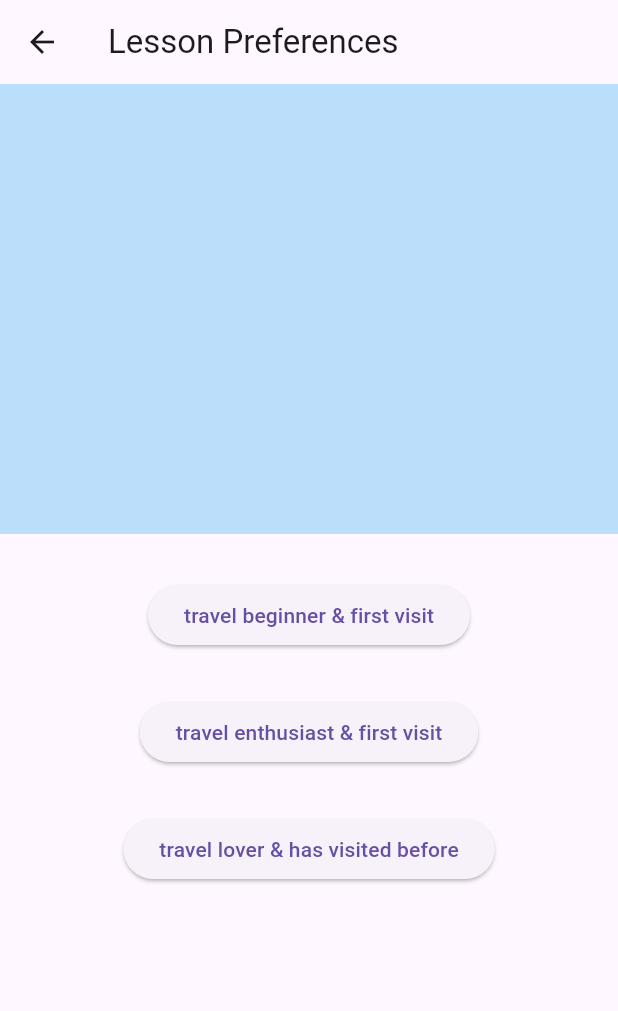
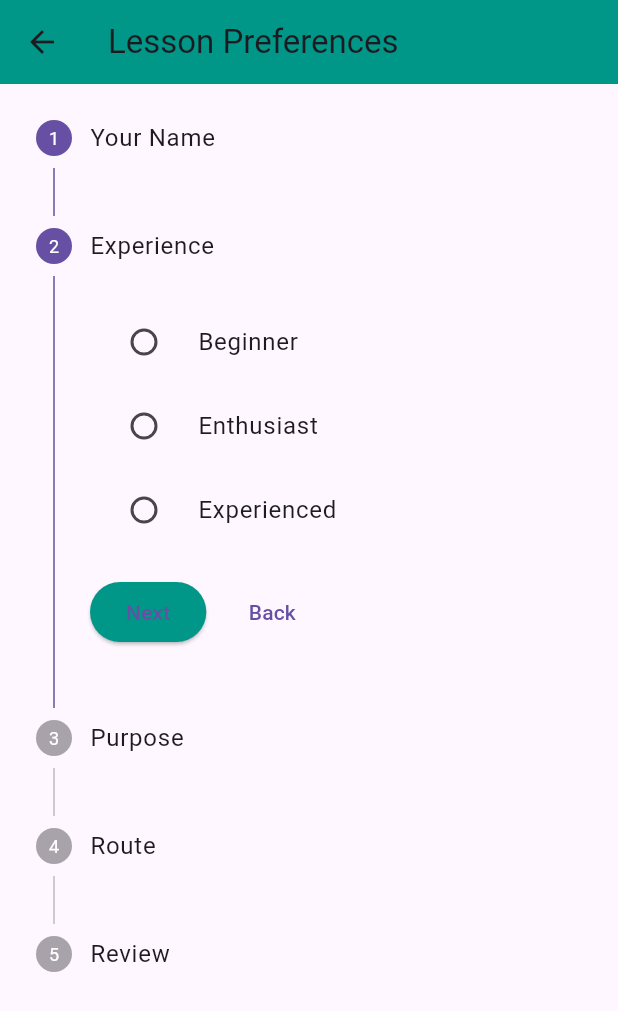
Before and after one commit to austindelic/social_outcast, a Flutter app: the LessonPreferencesScreen screen opened by its route, after a tap on "Next", on a phone screen of 412 x 824 dp. Shown: the top 1011 px of the screen. Run offline on Flutter 3.47's test engine with Material 3 defaults, Android fonts, the phone set to English and light mode, and no system bars; our stand-ins replace dio, flutter_dotenv, flutter_riverpod, shared_preferences, sqflite; missing offline and left inert: game_levels_scrolling_map, level_map; accounts and stored records are empty.

```diff
--- a/lib/screens/lesson_preferences_screen.dart
+++ b/lib/screens/lesson_preferences_screen.dart
@@ -1,10 +1,10 @@
 import 'package:flutter/material.dart';
+import 'package:flutter_riverpod/flutter_riverpod.dart';
 import 'package:social_outcast/providers/preference_provider.dart';
-import 'package:social_outcast/screens/lesson_menu_screen.dart';
 import 'package:social_outcast/utilities/database_helper.dart';
 import 'package:social_outcast/utilities/prefs_helper.dart';
-import 'package:flutter_riverpod/flutter_riverpod.dart';
-import 'package:sqflite/sqlite_api.dart';
+
+enum DifficultyLevel { easy, medium, hard }
 
 class LessonPreferencesScreen extends ConsumerStatefulWidget {
   static const String routeName = '/lesson-preferences';
@@ -15,266 +15,237 @@ class LessonPreferencesScreen extends ConsumerStatefulWidget {
       _LessonPreferencesScreenState();
 }
 
-enum DifficultyLevel { easy, medium, hard }
+class _LessonPreferencesScreenState
+    extends ConsumerState<LessonPreferencesScreen> {
+  int _currentStep = 0;
 
-class _LessonPreferencesScreenState extends ConsumerState<LessonPreferencesScreen> {
-  DifficultyLevel _selectedDifficulty = DifficultyLevel.easy;
+  // form state
+  String _name = '';
+  DifficultyLevel? _difficulty;
+  String? _purpose;
+  String? _fromCountry;
+  String? _toCountry;
 
-  String _selectedName = '';
-
-  String _selectedTopic = 'Sightseeing';
-  String _selectedFromCountry = 'USA';
-  String _selectedToCountry = 'Japan';
-
-  PageController _pageController = PageController();
-
-  final List<String> purpose = [
-    'Sightseeing',
-    'Business',
-    'Study',
-    'Visit People',
-  ];
-
-  final List<String> countries = [
-    'USA',
-    'UK',
-    'Australia',
-    'China',
-    'Singapore',
-    'Japan',
-  ];
+  // options
+  final _purposes = ['Sightseeing', 'Business', 'Study', 'Visit People'];
+  final _countries = ['USA', 'UK', 'Australia', 'China', 'Singapore', 'Japan'];
 
   void _submitPreferences() {
-    if (_selectedFromCountry != _selectedToCountry) {
-      // You might navigate to the lesson screen or perform some action.
+    if (_name.isEmpty ||
+        _difficulty == null ||
+        _purpose == null ||
+        _fromCountry == null ||
+        _toCountry == null ||
+        _fromCountry == _toCountry) {
       ScaffoldMessenger.of(context).showSnackBar(
-        const SnackBar(
-          content: Text('Preferences saved. Generating lessons...'),
+        const SnackBar(content: Text('Please complete all fields correctly.')),
+      );
+      return;
+    }
+
+    // persist
+    ref
+        .read(preferenceProvider.notifier)
+        .setPreference(
+          Preference(
+            // name: _name, //TODO: FIX
+            level: _difficulty!.name,
+            purpose: _purpose!,
+            fromCountry: _fromCountry!,
+            toCountry: _toCountry!,
           ),
         );
-
-      ref.read(preferenceProvider.notifier).setPreference(
-        Preference(
-          level: _selectedDifficulty.name,
-          purpose: _selectedTopic,
-          fromCountry: _selectedFromCountry,
-          toCountry: _selectedToCountry,
-        ),
-      );
-      UserPreferences.setName(_selectedName);
+    UserPreferences.setName(_name);
     MyCurriculumDatabaseHelper().insertData(
-        _selectedName,
-        _selectedFromCountry,
-        _selectedToCountry,
-        _selectedTopic,
+      _name,
+      _fromCountry!,
+      _toCountry!,
+      _purpose!,
     );
 
+    ScaffoldMessenger.of(
+      context,
+    ).showSnackBar(const SnackBar(content: Text('Preferences saved!')));
     Navigator.pop(context);
-    } else {
-      ScaffoldMessenger.of(context).showSnackBar(
-        const SnackBar(content: Text('Please select different countries.')),
-      );
-    }
   }
 
   @override
   Widget build(BuildContext context) {
     return Scaffold(
-      appBar: AppBar(title: const Text('Lesson Preferences')),
-      body: PageView(
-        controller: _pageController,
-        physics: const NeverScrollableScrollPhysics(),
-        children: [
-          Column(
-            children: [
-              Container(height: 300, color: Colors.blue[100]),
-              const SizedBox(height: 30),
-              Padding(
-                padding: const EdgeInsets.symmetric(horizontal: 16.0),
-                child: TextField(
-                  decoration: const InputDecoration(
-                    labelText: 'Enter your username',
-                    border: OutlineInputBorder(),
+      appBar: AppBar(
+        title: const Text('Lesson Preferences'),
+        backgroundColor: Colors.teal,
       ),
-                  onChanged: (value) {
-                    _selectedName = value;
+      body: Stepper(
+        currentStep: _currentStep,
+        onStepContinue: () {
+          if (_currentStep == _steps.length - 1) {
+            _submitPreferences();
+          } else {
+            setState(() => _currentStep += 1);
+          }
         },
-                ),
-              ),
-              const SizedBox(height: 30),
-              ElevatedButton(
-                onPressed: () {
-                  _pageController.nextPage(
-                    duration: const Duration(milliseconds: 300),
-                    curve: Curves.easeIn,
-                  );
+        onStepCancel: () {
+          if (_currentStep > 0) {
+            setState(() => _currentStep -= 1);
+          } else {
+            Navigator.pop(context);
+          }
         },
-                child: const Text('Next'),
-              ),
-            ],
-          ),
-          Column(
-            children: [
-              Container(height: 300, color: Colors.blue[100]),
-              SizedBox(height: 30),
-              Column(
-                mainAxisAlignment: MainAxisAlignment.spaceEvenly,
+        steps: _steps,
+        controlsBuilder: (context, details) {
+          final isLast = _currentStep == _steps.length - 1;
+          return Padding(
+            padding: const EdgeInsets.only(top: 16),
+            child: Row(
               children: [
                 ElevatedButton(
-                    onPressed: () {
-                      setState(() {
-                        _selectedDifficulty = DifficultyLevel.easy;
-                        _pageController.nextPage(
-                          duration: const Duration(milliseconds: 300),
-                          curve: Curves.easeIn,
-                        );
-                      });
-                    },
-                    child: const Text("travel beginner & first visit"),
+                  onPressed: details.onStepContinue,
+                  style: ElevatedButton.styleFrom(backgroundColor: Colors.teal),
+                  child: Text(isLast ? 'Submit' : 'Next'),
                 ),
-                  SizedBox(height: 30),
-                  ElevatedButton(
-                    onPressed: () {
-                      setState(() {
-                        _selectedDifficulty = DifficultyLevel.medium;
-                        _pageController.nextPage(
-                          duration: const Duration(milliseconds: 300),
-                          curve: Curves.easeIn,
-                        );
-                      });
-                    },
-                    child: const Text("travel enthusiast & first visit"),
-                  ),
-                  SizedBox(height: 30),
-                  ElevatedButton(
-                    onPressed: () {
-                      setState(() {
-                        _selectedDifficulty = DifficultyLevel.hard;
-                        _pageController.nextPage(
-                          duration: const Duration(milliseconds: 300),
-                          curve: Curves.easeIn,
-                        );
-                      });
-                    },
-                    child: const Text("travel lover & has visited before"),
-                  ),
-                ],
-              ),
-            ],
-          ),
-          Column(
-            children: [
-              Container(height: 300, color: Colors.blue[100]),
-              SizedBox(height: 30),
-              Column(
-                mainAxisAlignment: MainAxisAlignment.spaceEvenly,
-                children: [
-                  ElevatedButton(
-                    onPressed: () {
-                      setState(() {
-                        _selectedTopic = 'Sightseeing';
-                        _pageController.nextPage(
-                          duration: const Duration(milliseconds: 300),
-                          curve: Curves.easeIn,
-                        );
-                      });
-                    },
-                    child: const Text("Sightseeing"),
-                  ),
-                  SizedBox(height: 30),
-                  ElevatedButton(
-                    onPressed: () {
-                      setState(() {
-                        _selectedTopic = 'Business';
-                        _pageController.nextPage(
-                          duration: const Duration(milliseconds: 300),
-                          curve: Curves.easeIn,
-                        );
-                      });
-                    },
-                    child: const Text("Business"),
-                  ),
-                  SizedBox(height: 30),
-                  ElevatedButton(
-                    onPressed: () {
-                      setState(() {
-                        _selectedTopic = 'Study';
-                        _pageController.nextPage(
-                          duration: const Duration(milliseconds: 300),
-                          curve: Curves.easeIn,
-                        );
-                      });
-                    },
-                    child: const Text("Study"),
-                  ),
-                  SizedBox(height: 30),
-                  ElevatedButton(
-                    onPressed: () {
-                      setState(() {
-                        _selectedTopic = 'Visit People';
-                        _pageController.nextPage(
-                          duration: const Duration(milliseconds: 300),
-                          curve: Curves.easeIn,
-                        );
-                      });
-                    },
-                    child: const Text("Visit People"),
-                  ),
-                ],
-              ),
-            ],
-          ),
-          Column(
-            children: [
-              Container(height: 300, color: Colors.blue[100]),
-              SizedBox(height: 30),
-              // Add this state variable above the build method if not already defined.
-
-              // Then insert this widget code:
-              Column(
-                children: [
-                  const Text('From'),
-                  DropdownButton<String>(
-                    value: _selectedFromCountry,
-                    items: countries.map((country) {
-                      return DropdownMenuItem<String>(
-                        value: country,
-                        child: Text(country),
-                      );
-                    }).toList(),
-                    onChanged: (String? newValue) {
-                      setState(() {
-                        _selectedFromCountry = newValue!;
-                      });
-                    },
-                  ),
-                  const SizedBox(height: 30),
-                  const Text('To'),
-                  DropdownButton<String>(
-                    value: _selectedToCountry,
-                    items: countries.map((country) {
-                      return DropdownMenuItem<String>(
-                        value: country,
-                        child: Text(country),
-                      );
-                    }).toList(),
-                    onChanged: (String? newValue) {
-                      setState(() {
-                        _selectedToCountry = newValue!;
-                      });
-                    },
-                  ),
-                  const SizedBox(height: 30),
-                  ElevatedButton(
-                    onPressed: _submitPreferences,
-                    child: const Text('Submit Preferences'),
-                  ),
-                ],
-              ),
-            ],
+                const SizedBox(width: 12),
+                if (_currentStep > 0)
+                  TextButton(
+                    onPressed: details.onStepCancel,
+                    child: const Text('Back'),
                   ),
               ],
             ),
           );
+        },
+      ),
+    );
   }
+
+  List<Step> get _steps => [
+    // 1. Name
+    Step(
+      title: const Text('Your Name'),
+      isActive: _currentStep >= 0,
+      state: _name.isNotEmpty ? StepState.complete : StepState.indexed,
+      content: TextFormField(
+        decoration: const InputDecoration(
+          labelText: 'Enter your name',
+          border: OutlineInputBorder(),
+        ),
+        onChanged: (val) => setState(() => _name = val.trim()),
+      ),
+    ),
+
+    // 2. Difficulty
+    Step(
+      title: const Text('Experience'),
+      isActive: _currentStep >= 1,
+      state: _difficulty != null ? StepState.complete : StepState.indexed,
+      content: Column(
+        children: DifficultyLevel.values.map((level) {
+          final label = {
+            DifficultyLevel.easy: 'Beginner',
+            DifficultyLevel.medium: 'Enthusiast',
+            DifficultyLevel.hard: 'Experienced',
+          }[level]!;
+          return RadioListTile<DifficultyLevel>(
+            value: level,
+            groupValue: _difficulty,
+            title: Text(label),
+            activeColor: Colors.teal,
+            onChanged: (v) => setState(() => _difficulty = v),
+          );
+        }).toList(),
+      ),
+    ),
+
+    // 3. Purpose
+    Step(
+      title: const Text('Purpose'),
+      isActive: _currentStep >= 2,
+      state: _purpose != null ? StepState.complete : StepState.indexed,
+      content: Wrap(
+        spacing: 8,
+        runSpacing: 8,
+        children: _purposes.map((p) {
+          return ChoiceChip(
+            label: Text(p),
+            selected: _purpose == p,
+            selectedColor: Colors.teal.shade200,
+            onSelected: (_) => setState(() => _purpose = p),
+          );
+        }).toList(),
+      ),
+    ),
+
+    // 4. Countries
+    Step(
+      title: const Text('Route'),
+      isActive: _currentStep >= 3,
+      state:
+          (_fromCountry != null &&
+              _toCountry != null &&
+              _fromCountry != _toCountry)
+          ? StepState.complete
+          : StepState.indexed,
+      content: Column(
+        children: [
+          DropdownButtonFormField<String>(
+            decoration: const InputDecoration(
+              labelText: 'From',
+              border: OutlineInputBorder(),
+            ),
+            items: _countries
+                .map((c) => DropdownMenuItem(value: c, child: Text(c)))
+                .toList(),
+            value: _fromCountry,
+            onChanged: (v) => setState(() => _fromCountry = v),
+          ),
+          const SizedBox(height: 16),
+          DropdownButtonFormField<String>(
+            decoration: const InputDecoration(
+              labelText: 'To',
+              border: OutlineInputBorder(),
+            ),
+            items: _countries
+                .map((c) => DropdownMenuItem(value: c, child: Text(c)))
+                .toList(),
+            value: _toCountry,
+            onChanged: (v) => setState(() => _toCountry = v),
+          ),
+          if (_fromCountry != null &&
+              _toCountry != null &&
+              _fromCountry == _toCountry)
+            const Padding(
+              padding: EdgeInsets.only(top: 8),
+              child: Text(
+                'Please choose different countries',
+                style: TextStyle(color: Colors.red, fontSize: 12),
+              ),
+            ),
+        ],
+      ),
+    ),
+
+    // 5. Review
+    Step(
+      title: const Text('Review'),
+      isActive: _currentStep >= 4,
+      state: StepState.indexed,
+      content: Card(
+        elevation: 2,
+        shape: RoundedRectangleBorder(borderRadius: BorderRadius.circular(8)),
+        child: Padding(
+          padding: const EdgeInsets.all(16),
+          child: Column(
+            crossAxisAlignment: CrossAxisAlignment.start,
+            children: [
+              Text('Name: $_name'),
+              Text('Level: ${_difficulty?.name ?? ''}'),
+              Text('Purpose: $_purpose'),
+              Text('From: $_fromCountry'),
+              Text('To: $_toCountry'),
+            ],
+          ),
+        ),
+      ),
+    ),
+  ];
 }
```
Lines whose indentation alone changed are shown as unchanged.
